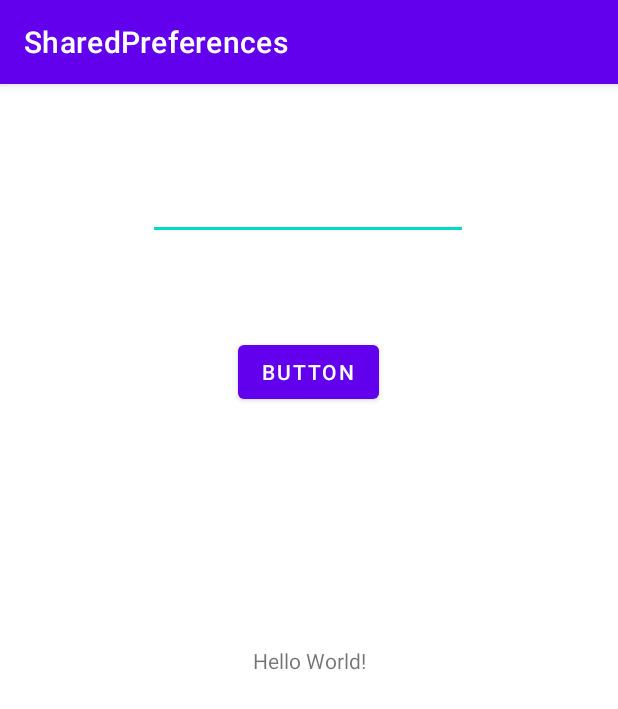
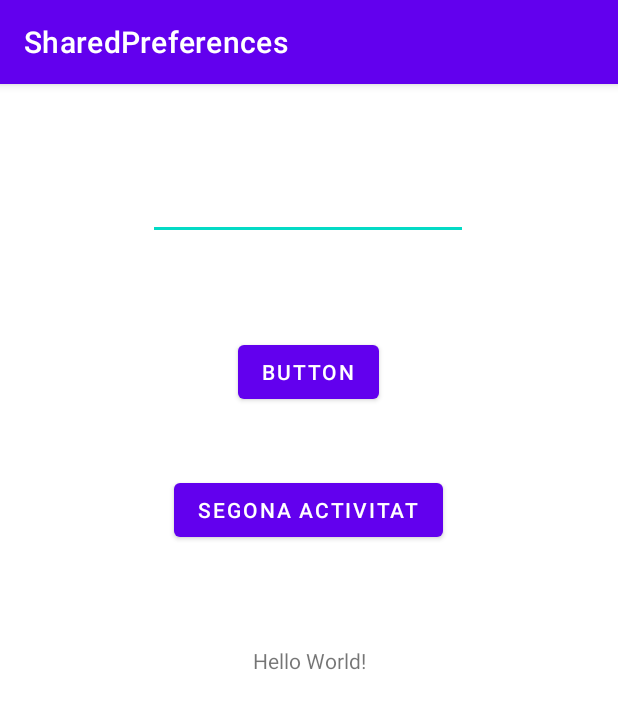
Before and after one commit to carlosguinovart/App-s-Android, an Android app: the screen it shows after launch (MainActivity), after a tap on "BUTTON", on a phone screen of 412 x 824 dp. Shown: the top 709 px of the screen. Run offline under Robolectric (Android 15) with nearby library versions, the phone set to English and light mode, and no system bars; 1 statement that could not run was skipped.

Commit message:
Commit SharedPreferences

```diff
--- a/SharedPreferences/app/src/main/AndroidManifest.xml
+++ b/SharedPreferences/app/src/main/AndroidManifest.xml
@@ -12,6 +12,9 @@
         android:theme="@style/Theme.SharedPreferences"
         tools:targetApi="31">
         <activity
+            android:name=".SegonaActivity"
+            android:exported="false" />
+        <activity
             android:name=".MainActivity"
             android:exported="true">
             <intent-filter>
--- a/SharedPreferences/app/src/main/java/com/example/sharedpreferences/MainActivity.java
+++ b/SharedPreferences/app/src/main/java/com/example/sharedpreferences/MainActivity.java
@@ -2,10 +2,12 @@ package com.example.sharedpreferences;
 
 import androidx.appcompat.app.AppCompatActivity;
 
+import android.content.Intent;
 import android.content.SharedPreferences;
 import android.os.Bundle;
 import android.view.View;
 import android.widget.EditText;
+import android.widget.Toast;
 
 public class MainActivity extends AppCompatActivity {
 
@@ -18,12 +20,32 @@ public class MainActivity extends AppCompatActivity {
         super.onCreate(savedInstanceState);
         setContentView(R.layout.activity_main);
         etShared=findViewById(R.id.etShared);
-        sharedPreferences= getSharedPreferences("Preferencies", MODE_PRIVATE);
+        sharedPreferences= getSharedPreferences(getString(R.string.shared_file), MODE_PRIVATE);
+
+        String guardat = sharedPreferences.getString("textGuardat", "");
+
+        etShared.setText(guardat);
+        int contador = 0;
+
+        Toast.makeText(this, contador, Toast.LENGTH_SHORT).show();
 
     }
 
     public void savePreferences(View view) {
         String text = etShared.getText().toString();
 
+        SharedPreferences.Editor editor = sharedPreferences.edit();
+        editor.putString("textGuardat",text);
+        editor.commit();
+
+
+    }
+
+    public void openClicked(View view) {
+
+        Intent intent = new Intent(this, SegonaActivity.class);
+        startActivity(intent);
+
+
     }
 }
--- a/SharedPreferences/app/src/main/res/layout/activity_main.xml
+++ b/SharedPreferences/app/src/main/res/layout/activity_main.xml
@@ -40,4 +40,16 @@
         app:layout_constraintStart_toStartOf="parent"
         app:layout_constraintTop_toBottomOf="@+id/etShared" />
 
+    <Button
+        android:id="@+id/button2"
+        android:layout_width="wrap_content"
+        android:layout_height="wrap_content"
+        android:layout_marginTop="44dp"
+        android:onClick="openClicked"
+        android:text="Segona Activitat"
+        app:layout_constraintEnd_toEndOf="parent"
+        app:layout_constraintHorizontal_bias="0.498"
+        app:layout_constraintStart_toStartOf="parent"
+        app:layout_constraintTop_toBottomOf="@+id/btnSavePreferences" />
+
 </androidx.constraintlayout.widget.ConstraintLayout>
--- a/SharedPreferences/app/src/main/res/values/strings.xml
+++ b/SharedPreferences/app/src/main/res/values/strings.xml
@@ -1,3 +1,4 @@
 <resources>
     <string name="app_name">SharedPreferences</string>
+    <string name="shared_file">Preferencies</string>
 </resources>
```
Also changed, not shown: SharedPreferences/app/src/main/java/com/example/sharedpreferences/SegonaActivity.java (added, +32 -0 lines), SharedPreferences/app/src/main/res/layout/activity_segona.xml (added, +18 -0 lines).
